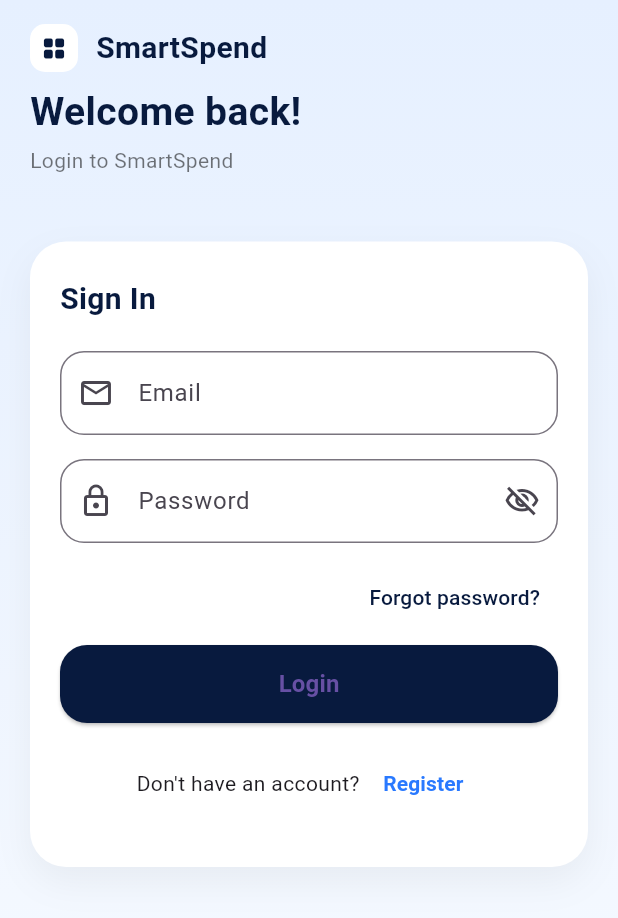
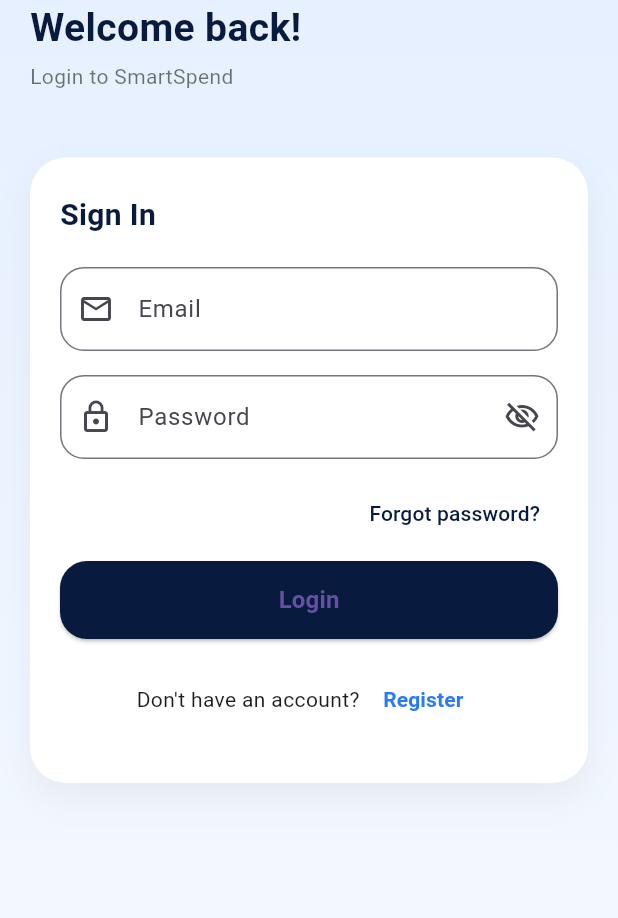
Before and after one commit to ItZotic/smartspend, a Flutter app: the screen it shows after launch, on a phone screen of 412 x 824 dp. Shown: the top 918 px of the screen. Run offline on Flutter 3.47's test engine with Material 3 defaults, Android fonts, the light colour scheme and no system bars; our stand-ins replace cloud_firestore, csv, file_picker, firebase_auth, firebase_core, font_awesome_flutter and 3 more; accounts and stored records are empty.

Commit message:
LATEST FIX

```diff
--- a/lib/login.dart
+++ b/lib/login.dart
@@ -57,10 +57,6 @@
           child: Column(
             crossAxisAlignment: CrossAxisAlignment.start,
             children: [
-              const Padding(
-                padding: EdgeInsets.fromLTRB(20, 16, 20, 8),
-                child: SmartSpendAppBarTitle(),
-              ),
               const Padding(
                 padding: EdgeInsets.symmetric(horizontal: 20),
                 child: Text(
```
